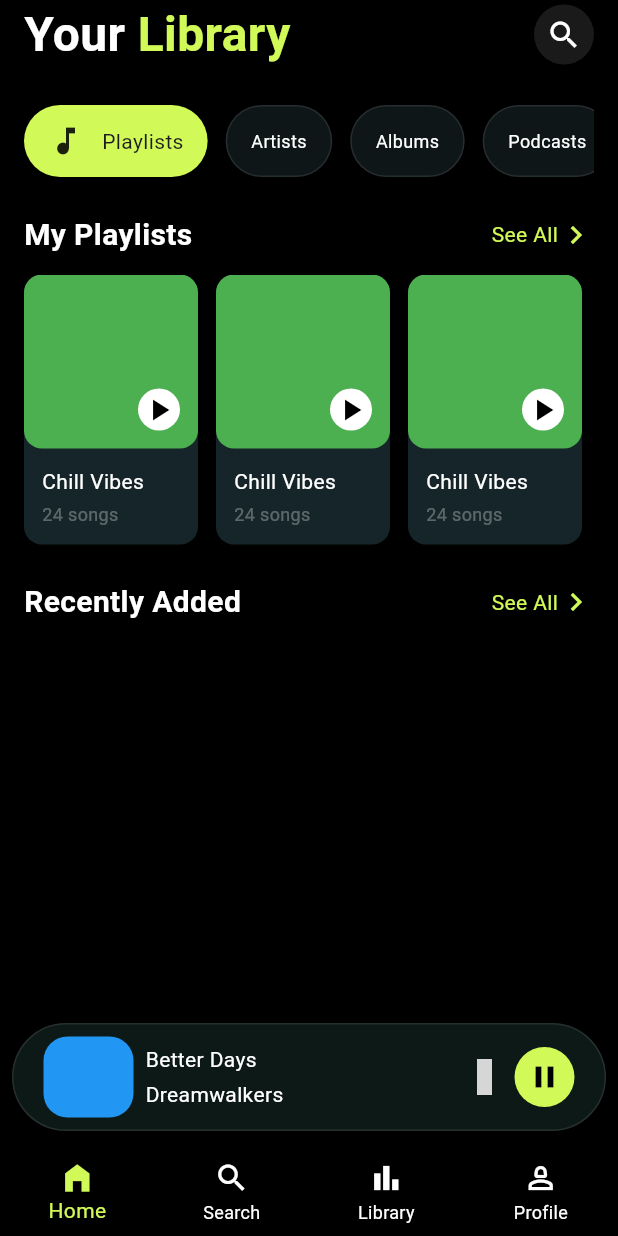
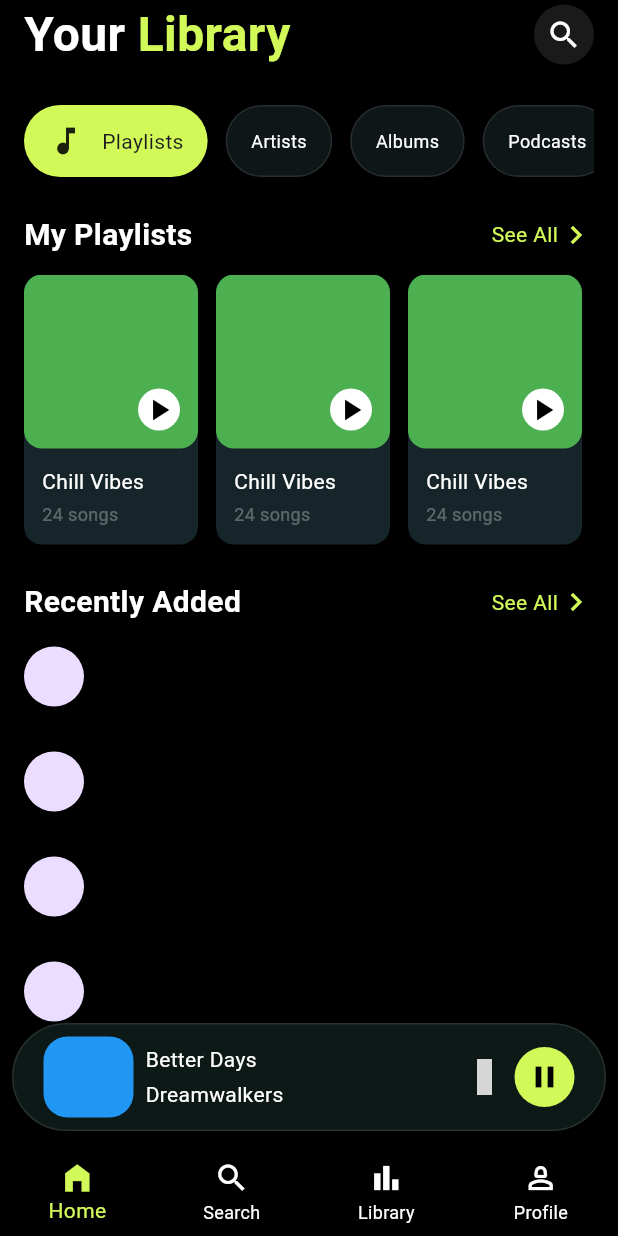
Before and after one commit to JAICHANGPARK/flutter_notebook_chapter_54, a Flutter app: the MusicHomePage screen opened directly, item 3 of the bottom bar chosen, on a phone screen of 412 x 824 dp. Run offline on Flutter 3.47's test engine with Material 3 defaults, Android fonts, the phone set to English and light mode, and no system bars; our stand-ins replace gap, hugeicons, material_ui; grey boxes are pictures that could not be loaded.

Commit message:
Update music_library_page.dart

```diff
--- a/lib/ep2707_music_app/ui/music_library_page.dart
+++ b/lib/ep2707_music_app/ui/music_library_page.dart
@@ -222,7 +222,10 @@ class _MusicLibraryPageState extends State<MusicLibraryPage> {
               Expanded(
                 child: ListView.builder(
                   itemBuilder: (context, index) {
-                    return Container(height: 70, child: Row(children: []));
+                    return Container(
+                      height: 70,
+                      child: Row(children: [CircleAvatar()]),
+                    );
                   },
                 ),
               ),
```
